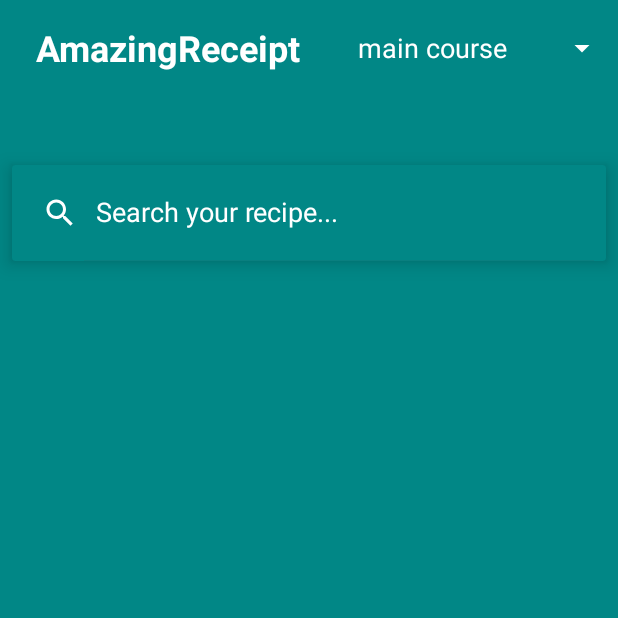
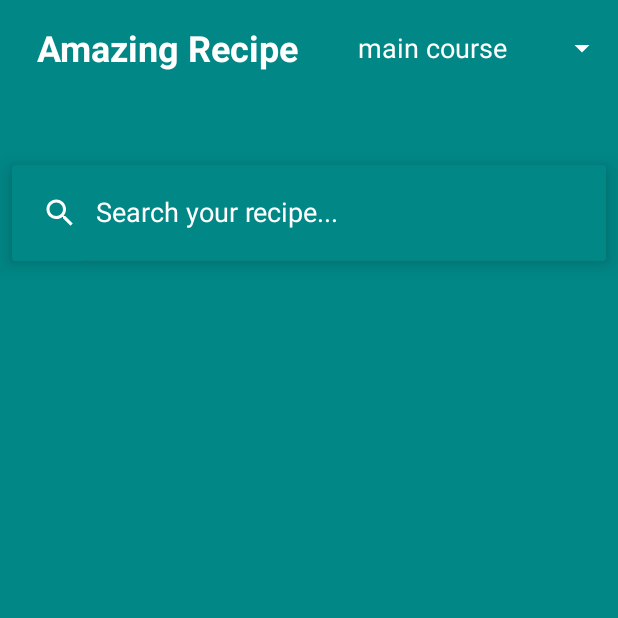
Before and after one commit to dwj020724/Amazing_Recipe, an Android app: the screen it shows after launch once a user with an empty profile is signed in (MainActivity), on a phone screen of 412 x 824 dp, the top half of it. Run offline under Robolectric (Android 15) with nearby library versions, the phone set to English and light mode, and no system bars; our stand-ins replace Firebase (no records; nobody signed in at launch, a user with empty details on screens opened directly); 1 statement that could not run was skipped.

Commit message:
fix main page spelling mistake

```diff
--- a/app/src/main/res/layout/activity_main.xml
+++ b/app/src/main/res/layout/activity_main.xml
@@ -18,7 +18,7 @@
             android:layout_width="match_parent"
             android:layout_height="wrap_content">
             <TextView
-                android:text="@string/app_name"
+                android:text="Amazing Recipe"
                 android:textSize="24sp"
                 android:gravity="center"
                 android:textStyle="bold"
```
